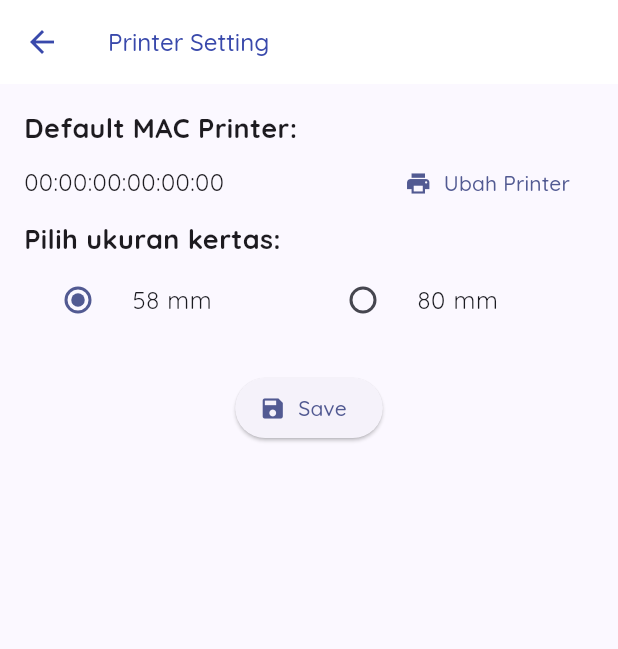
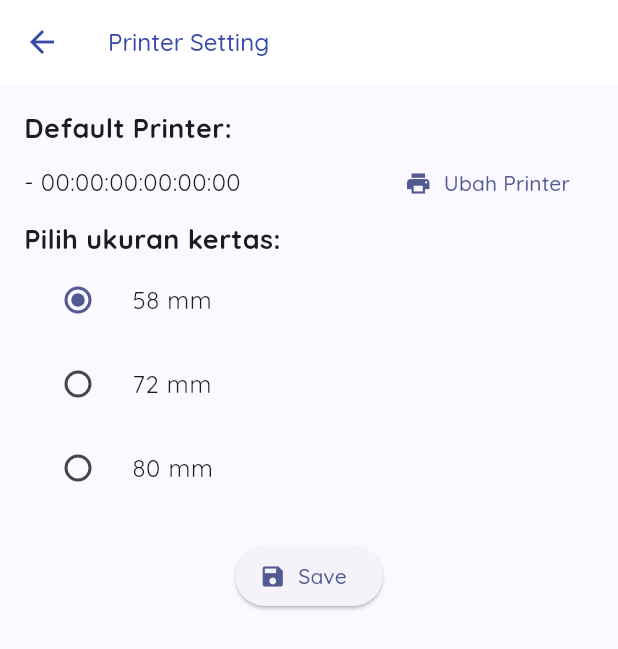
Before and after one commit to alfiansetia/flutter_outlet, a Flutter app: the PrinterSettingPage screen opened directly, on a phone screen of 412 x 824 dp. Shown: the top 649 px of the screen. Run offline on Flutter 3.47's test engine with Material 3 defaults, Android fonts, the phone set to English and light mode, and no system bars; our stand-ins replace badges, bloc, cached_network_image, equatable, flutter_bloc, flutter_svg and 3 more; missing offline and left inert: esc_pos_utils_plus, print_bluetooth_thermal; accounts and stored records are empty.

Commit message:
add name and 72mm paper size

```diff
--- a/lib/features/printer/widgets/menu_printer_content.dart
+++ b/lib/features/printer/widgets/menu_printer_content.dart
@@ -46,7 +46,11 @@ class MenuPrinterContent extends StatelessWidget {
             } else if (value == 1) {
               context.read<SettingBloc>().add(
                     SaveSettingEvent(
-                        setting: setting.copyWith(defaultMac: data.mac)),
+                      setting: setting.copyWith(
+                        defaultMac: data.mac,
+                        defaultName: data.name,
+                      ),
+                    ),
                   );
             }
           },
--- a/lib/features/setting/models/setting.dart
+++ b/lib/features/setting/models/setting.dart
@@ -3,10 +3,12 @@ import 'dart:convert';
 enum PaperSetting {
   mm58,
   mm80,
+  mm72,
 }
 
 class Setting {
   Setting({
+    required this.defaultName,
     required this.paper,
     required this.defaultMac,
   });
@@ -17,28 +19,34 @@ class Setting {
   factory Setting.fromMap(Map<String, dynamic> map) {
     return Setting(
       paper: PaperSetting.values.byName(map['paper']),
-      defaultMac: map['defaultMac'] ?? '',
+      defaultMac: map['defaultMac'] ?? '00:00:00:00:00:00',
+      defaultName: map['defaultName'] ?? '-',
     );
   }
 
   factory Setting.initial() => Setting(
         paper: PaperSetting.mm58,
         defaultMac: "00:00:00:00:00:00",
+        defaultName: "-",
       );
 
+  final String defaultName;
   final String defaultMac;
   final PaperSetting paper;
 
   @override
-  String toString() => 'Setting(paper: $paper, defaultMac: $defaultMac)';
+  String toString() =>
+      'Setting(paper: $paper, defaultMac: $defaultMac, defaultName: $defaultName)';
 
   Setting copyWith({
     PaperSetting? paper,
     String? defaultMac,
+    String? defaultName,
   }) {
     return Setting(
       paper: paper ?? this.paper,
       defaultMac: defaultMac ?? this.defaultMac,
+      defaultName: defaultName ?? this.defaultName,
     );
   }
 
@@ -47,6 +55,7 @@ class Setting {
 
     result.addAll({'paper': paper.name});
     result.addAll({'defaultMac': defaultMac});
+    result.addAll({'defaultName': defaultName});
 
     return result;
   }
--- a/lib/features/setting/pages/printer_setting_page.dart
+++ b/lib/features/setting/pages/printer_setting_page.dart
@@ -10,8 +10,12 @@ class PrinterSettingPage extends StatelessWidget {
   PrinterSettingPage({super.key});
 
   final ValueNotifier<int> valuenotif = ValueNotifier<int>(0);
-  final List<String> labelList = ['58 mm', '80 mm'];
-  final List<PaperSetting> paperList = [PaperSetting.mm58, PaperSetting.mm80];
+  final List<String> labelList = ['58 mm', '72 mm', '80 mm'];
+  final List<PaperSetting> paperList = [
+    PaperSetting.mm58,
+    PaperSetting.mm72,
+    PaperSetting.mm80
+  ];
 
   @override
   Widget build(BuildContext context) {
@@ -38,8 +42,10 @@ class PrinterSettingPage extends StatelessWidget {
           }
           if (state.setting.paper == PaperSetting.mm58) {
             valuenotif.value = 0;
+          } else if (state.setting.paper == PaperSetting.mm72) {
+            valuenotif.value = 1;
           } else {
-            valuenotif.value = 1;
+            valuenotif.value = 2;
           }
           return Padding(
             padding: const EdgeInsets.all(16.0),
@@ -48,7 +54,7 @@ class PrinterSettingPage extends StatelessWidget {
                 crossAxisAlignment: CrossAxisAlignment.start,
                 children: [
                   const Text(
-                    'Default MAC Printer:',
+                    'Default Printer:',
                     style: TextStyle(fontSize: 18, fontWeight: FontWeight.bold),
                   ),
                   Row(
@@ -56,12 +62,9 @@ class PrinterSettingPage extends StatelessWidget {
                     children: [
                       Expanded(
                         child: Text(
-                          state.setting.defaultMac,
-                          overflow: TextOverflow
-                              .ellipsis, // Mengatasi overflow dengan memotong teks
-                          style: const TextStyle(
-                              fontSize:
-                                  16), // Sesuaikan ukuran teks jika diperlukan
+                          '${state.setting.defaultName} ${state.setting.defaultMac} ',
+                          overflow: TextOverflow.ellipsis,
+                          style: const TextStyle(fontSize: 16),
                         ),
                       ),
                       TextButton.icon(
@@ -83,10 +86,10 @@ class PrinterSettingPage extends StatelessWidget {
                   ValueListenableBuilder<int>(
                     valueListenable: valuenotif,
                     builder: (context, value, child) {
-                      return Row(
+                      return Column(
+                        // Menggunakan Column untuk menempatkan widget secara vertikal
                         children: [
-                          Expanded(
-                            child: RadioListTile<String>(
+                          RadioListTile<String>(
                             title: Text(labelList[0]),
                             value: labelList[0],
                             groupValue: labelList[value],
@@ -94,9 +97,7 @@ class PrinterSettingPage extends StatelessWidget {
                               valuenotif.value = 0;
                             },
                           ),
-                          ),
-                          Expanded(
-                            child: RadioListTile<String>(
+                          RadioListTile<String>(
                             title: Text(labelList[1]),
                             value: labelList[1],
                             groupValue: labelList[value],
@@ -104,6 +105,13 @@ class PrinterSettingPage extends StatelessWidget {
                               valuenotif.value = 1;
                             },
                           ),
+                          RadioListTile<String>(
+                            title: Text(labelList[2]),
+                            value: labelList[2],
+                            groupValue: labelList[value],
+                            onChanged: (selectedValue) {
+                              valuenotif.value = 2;
+                            },
                           ),
                         ],
                       );
@@ -118,7 +126,8 @@ class PrinterSettingPage extends StatelessWidget {
                         context.read<SettingBloc>().add(
                               SaveSettingEvent(
                                 setting: state.setting.copyWith(
-                                    paper: paperList[valuenotif.value]),
+                                  paper: paperList[valuenotif.value],
+                                ),
                               ),
                             );
                       },
```
Also changed, not shown: lib/features/printer/blocs/printer/printer_bloc.dart (+6 -2 lines), lib/features/printer/services/printer_services.dart (+16 -4 lines). Lines whose indentation alone changed are shown as unchanged.
